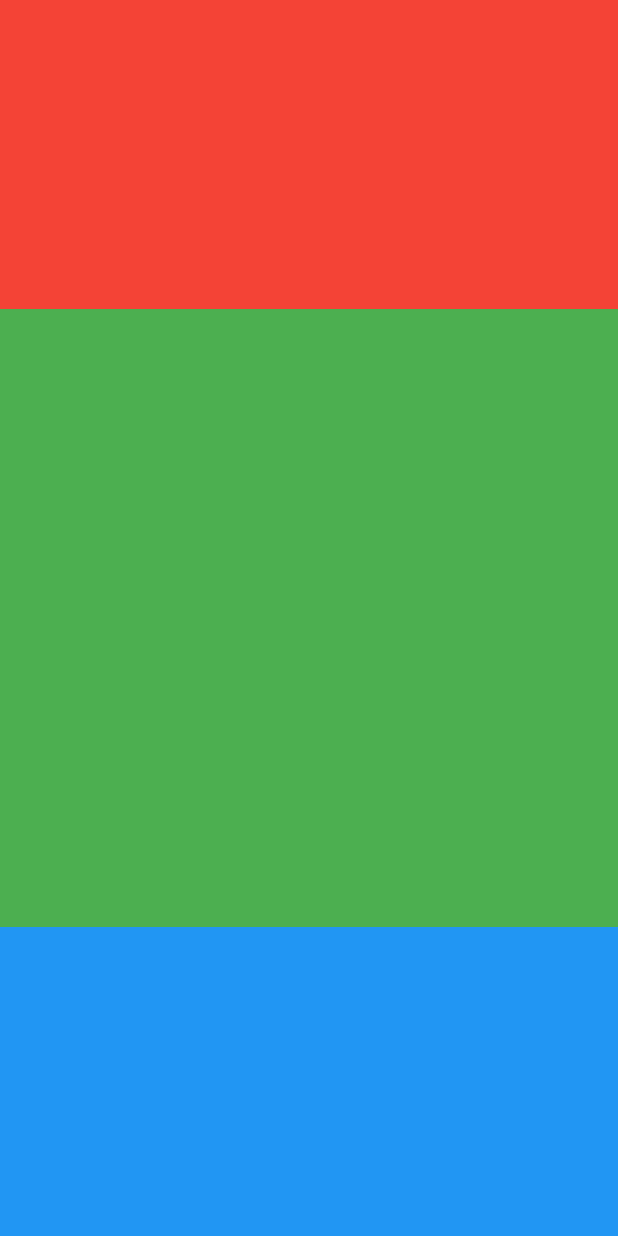
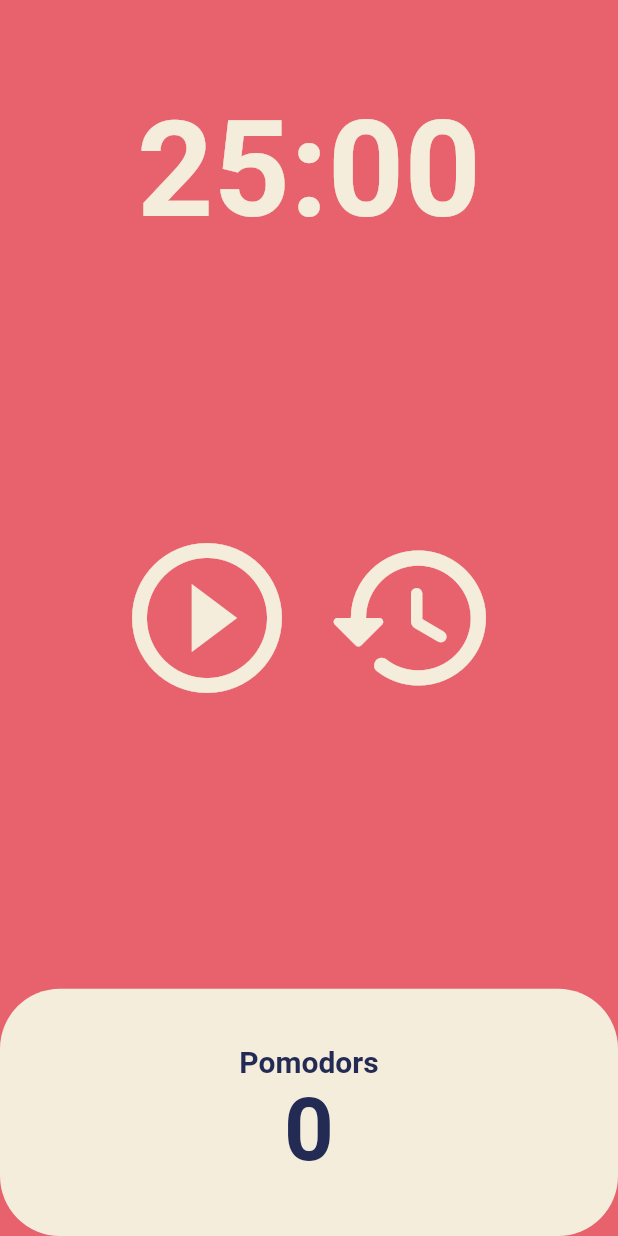
Before and after one commit to fnql/bookclub-it, a Flutter app: the screen it shows after launch, on a phone screen of 412 x 824 dp. Run offline on Flutter 3.47's test engine with Material 2 defaults, Android fonts, the phone set to English and light mode, and no system bars.

Commit message:
pomodoro end + restart Btn

```diff
--- a/pomodoro/lib/screens/home_screen.dart
+++ b/pomodoro/lib/screens/home_screen.dart
@@ -1,3 +1,5 @@
+import 'dart:async';
+
 import 'package:flutter/material.dart';
 
 class HomeScreen extends StatefulWidget {
@@ -8,6 +10,57 @@ class HomeScreen extends StatefulWidget {
 }
 
 class _HomeScreenState extends State<HomeScreen> {
+  static const twentyFiveMinutes = 1500;
+  int totalSeconds = twentyFiveMinutes;
+  bool isRunning = false;
+  int totalPonodoros = 0;
+  late Timer timer;
+
+  void onTick(Timer timer) {
+    if (totalSeconds == 0) {
+      setState(() {
+        totalPonodoros = totalPonodoros + 1;
+        isRunning = false;
+        totalSeconds = twentyFiveMinutes;
+      });
+      timer.cancel();
+    } else {
+      setState(() {
+        totalSeconds = totalSeconds - 1;
+      });
+    }
+  }
+
+  void onStartPressed() {
+    timer = Timer.periodic(
+      const Duration(seconds: 1),
+      onTick,
+    );
+    setState(() {
+      isRunning = true;
+    });
+  }
+
+  void onPausePressed() {
+    timer.cancel();
+    setState(() {
+      isRunning = false;
+    });
+  }
+
+  void onTimerReset() {
+    timer.cancel();
+    setState(() {
+      totalSeconds = twentyFiveMinutes;
+      isRunning = false;
+    });
+  }
+
+  String format(int seconds) {
+    var duration = Duration(seconds: seconds);
+    return duration.toString().split(".").first.substring(2, 7);
+  }
+
   @override
   Widget build(BuildContext context) {
     return Scaffold(
@@ -17,25 +70,76 @@ class _HomeScreenState extends State<HomeScreen> {
           Flexible(
             flex: 1,
             child: Container(
-              decoration: const BoxDecoration(
-                color: Colors.red,
+              alignment: Alignment.bottomCenter,
+              child: Text(
+                format(totalSeconds),
+                style: TextStyle(
+                  color: Theme.of(context).cardColor,
+                  fontSize: 89,
+                  fontWeight: FontWeight.w600,
+                ),
               ),
             ),
           ),
           Flexible(
-            flex: 2,
-            child: Container(
-              decoration: const BoxDecoration(
-                color: Colors.green,
-              ),
+            flex: 3,
+            child: Row(
+              mainAxisAlignment: MainAxisAlignment.center,
+              children: [
+                Center(
+                  child: IconButton(
+                    iconSize: 120,
+                    color: Theme.of(context).cardColor,
+                    onPressed: isRunning ? onPausePressed : onStartPressed,
+                    icon: Icon(isRunning
+                        ? Icons.pause_circle_outline
+                        : Icons.play_circle_outline),
+                  ),
+                ),
+                Center(
+                  child: IconButton(
+                    iconSize: 120,
+                    color: Theme.of(context).cardColor,
+                    onPressed: onTimerReset,
+                    icon: const Icon(Icons.restore_rounded),
+                  ),
+                ),
+              ],
             ),
           ),
           Flexible(
             flex: 1,
-            child: Container(
-              decoration: const BoxDecoration(
-                color: Colors.blue,
-              ),
+            child: Row(
+              children: [
+                Expanded(
+                  child: Container(
+                    decoration: BoxDecoration(
+                        color: Theme.of(context).cardColor,
+                        borderRadius: BorderRadius.circular(40)),
+                    child: Column(
+                      mainAxisAlignment: MainAxisAlignment.center,
+                      children: [
+                        Text(
+                          'Pomodors',
+                          style: TextStyle(
+                            color: Theme.of(context).textTheme.headline1!.color,
+                            fontSize: 20,
+                            fontWeight: FontWeight.w600,
+                          ),
+                        ),
+                        Text(
+                          '$totalPonodoros',
+                          style: TextStyle(
+                            color: Theme.of(context).textTheme.headline1!.color,
+                            fontSize: 58,
+                            fontWeight: FontWeight.w600,
+                          ),
+                        ),
+                      ],
+                    ),
+                  ),
+                ),
+              ],
             ),
           ),
         ],
```
